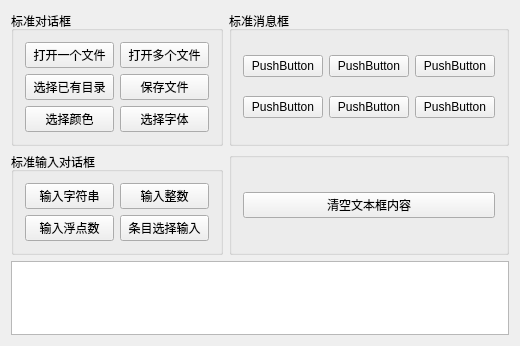
This is FileDialog/widget.ui in MarJoSong/Qt_Project as Qt 5 draws it before an edit. The edited form follows.
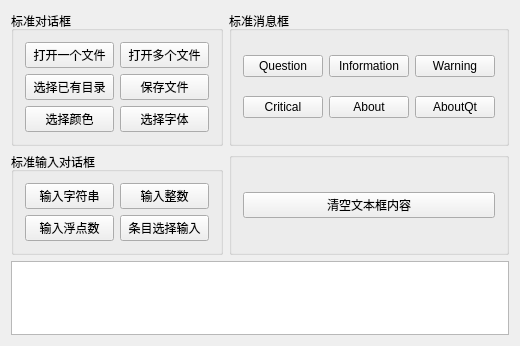
This is the edited form.

Diff of the .ui file:
```diff
--- a/FileDialog/widget.ui
+++ b/FileDialog/widget.ui
@@ -74,42 +74,42 @@
       <item row="0" column="0">
        <widget class="QPushButton" name="pushButton_7">
         <property name="text">
-         <string>PushButton</string>
+         <string>Question</string>
         </property>
        </widget>
       </item>
       <item row="0" column="1">
        <widget class="QPushButton" name="pushButton_8">
         <property name="text">
-         <string>PushButton</string>
+         <string>Information</string>
         </property>
        </widget>
       </item>
       <item row="0" column="2">
        <widget class="QPushButton" name="pushButton_9">
         <property name="text">
-         <string>PushButton</string>
+         <string>Warning</string>
         </property>
        </widget>
       </item>
       <item row="1" column="0">
        <widget class="QPushButton" name="pushButton_10">
         <property name="text">
-         <string>PushButton</string>
+         <string>Critical</string>
         </property>
        </widget>
       </item>
       <item row="1" column="1">
        <widget class="QPushButton" name="pushButton_11">
         <property name="text">
-         <string>PushButton</string>
+         <string>About</string>
         </property>
        </widget>
       </item>
       <item row="1" column="2">
        <widget class="QPushButton" name="pushButton_12">
         <property name="text">
-         <string>PushButton</string>
+         <string>AboutQt</string>
         </property>
        </widget>
       </item>
```
Left out of the diff: 12 changed lines with no effect on the pictures.
